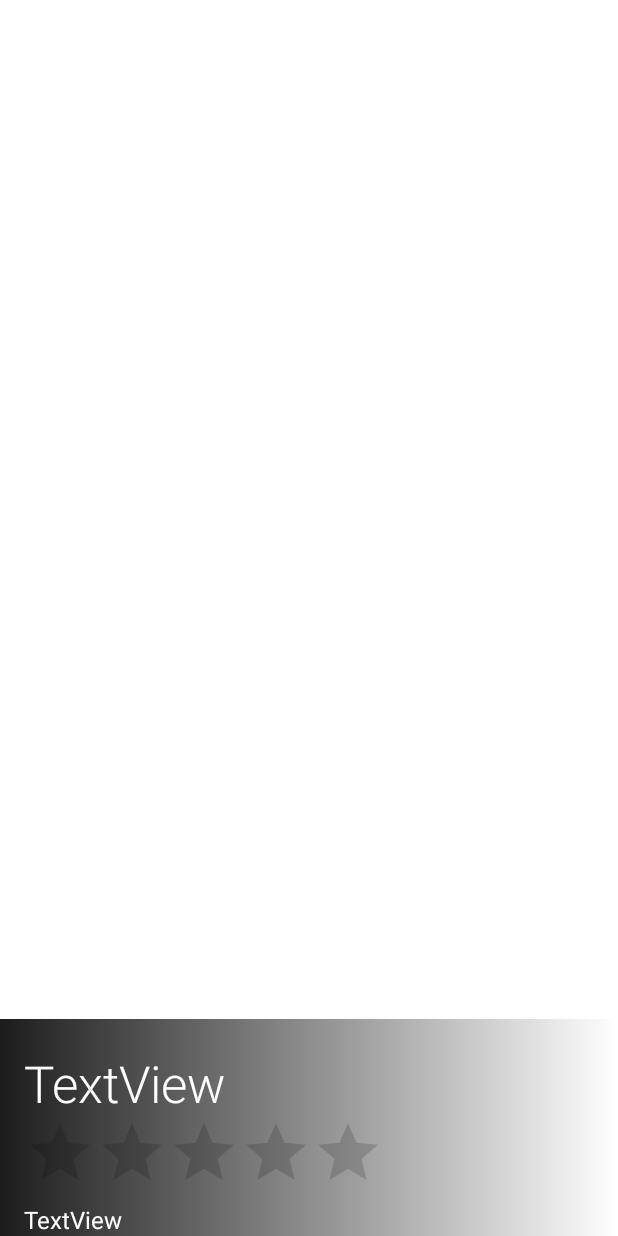
After one commit to changhoetyng/movie-listing-app, an Android app: the MovieDetails screen opened directly, with no data from a screen before it, on a phone screen of 412 x 824 dp. The commit adds this screen. Run offline under Robolectric (Android 15) with nearby library versions, the phone set to English and light mode, and no system bars; pictures from the network do not load.

Commit message:
movie app done

```diff
--- a/app/build.gradle
+++ b/app/build.gradle
@@ -40,9 +40,7 @@ dependencies {
 
     implementation 'androidx.core:core-ktx:1.3.2'
     implementation 'androidx.appcompat:appcompat:1.3.1'
-    implementation 'com.google.android.material:material:1.4.0'
     implementation 'androidx.constraintlayout:constraintlayout:2.1.0'
-    implementation "com.google.android.material:material:1.2.0";
     implementation 'androidx.navigation:navigation-fragment-ktx:2.3.5'
     implementation 'androidx.navigation:navigation-ui-ktx:2.3.5'
     implementation 'androidx.navigation:navigation-dynamic-features-fragment:2.3.5'
@@ -63,4 +61,7 @@ dependencies {
     // Glide
     implementation 'com.github.bumptech.glide:glide:4.12.0'
     annotationProcessor 'com.github.bumptech.glide:compiler:4.12.0'
+
+    //Material Design
+    implementation "com.google.android.material:material:1.4.0";
 }
--- /dev/null
+++ b/app/src/main/java/com/example/testingkotlin/MovieDetails.kt
@@ -0,0 +1,44 @@
+package com.example.testingkotlin
+
+import androidx.appcompat.app.AppCompatActivity
+import android.os.Bundle
+import android.util.Log
+import android.widget.ImageView
+import android.widget.RatingBar
+import android.widget.TextView
+import com.bumptech.glide.Glide
+import com.example.testingkotlin.models.MovieModel
+
+class MovieDetails : AppCompatActivity() {
+
+    var imageViewDetails: ImageView? = null
+    var titleDetails: TextView? = null
+    var descDetails: TextView? = null
+    var ratingBarDetails: RatingBar? = null
+
+    override fun onCreate(savedInstanceState: Bundle?) {
+        super.onCreate(savedInstanceState)
+        setContentView(R.layout.activity_movie_details)
+
+        imageViewDetails = findViewById(R.id.imageView_details)
+        titleDetails = findViewById(R.id.textView_title_details)
+        descDetails = findViewById(R.id.textView_desc_details)
+        ratingBarDetails = findViewById(R.id.ratingBar_details)
+
+        GetDataFromIntent()
+    }
+
+    private fun GetDataFromIntent() {
+        if (intent.hasExtra("movie")) {
+            val movieModel: MovieModel? = intent.getParcelableExtra("movie")
+            titleDetails?.text = movieModel?.title
+            descDetails?.text = movieModel?.overview
+            ratingBarDetails?.rating = (movieModel?.vote_average!! / 2)
+
+            Glide.with(this)
+                .load("https://image.tmdb.org/t/p/w500/"
+                        + movieModel.poster_path)
+                .into(imageViewDetails!!)
+        }
+    }
+}
--- a/app/src/main/java/com/example/testingkotlin/models/MovieModel.kt
+++ b/app/src/main/java/com/example/testingkotlin/models/MovieModel.kt
@@ -10,7 +10,7 @@ class MovieModel() : Parcelable{
     var movie_id: Int? = null
     var vote_average: Float? = null
     var overview: String? = null
-    var runtime: Int? = null
+    var original_language: String? = null
 
     constructor(parcel: Parcel) : this() {
         title = parcel.readString()
@@ -18,7 +18,7 @@ class MovieModel() : Parcelable{
         movie_id = parcel.readValue(Int::class.java.classLoader) as? Int
         vote_average = parcel.readValue(Float::class.java.classLoader) as? Float
         overview = parcel.readString()
-        runtime = parcel.readInt()
+        original_language = parcel.readString()
     }
 
     override fun writeToParcel(parcel: Parcel, flags: Int) {
@@ -27,6 +27,7 @@ class MovieModel() : Parcelable{
         parcel.writeValue(movie_id)
         parcel.writeValue(vote_average)
         parcel.writeString(overview)
+        parcel.writeString(original_language)
     }
 
     override fun describeContents(): Int {
--- a/app/src/main/java/com/example/testingkotlin/viewmodels/MovieListViewModel.kt
+++ b/app/src/main/java/com/example/testingkotlin/viewmodels/MovieListViewModel.kt
@@ -18,4 +18,8 @@ class MovieListViewModel() : ViewModel(){
     fun searchMovieApi(query: String, pageNumber: Int) {
         MovieRepository.searchMovieApi(query, pageNumber)
     }
+
+    fun searchNextPage() {
+        movieRepository.searchNextPage()
+    }
 }
--- /dev/null
+++ b/app/src/main/res/drawable/shadow_back.xml
@@ -0,0 +1,10 @@
+<?xml version="1.0" encoding="utf-8"?>
+<shape
+    xmlns:android="http://schemas.android.com/apk/res/android"
+    android:shape="rectangle">
+    <gradient
+        android:angle="0"
+        android:endColor="@android:color/transparent"
+        android:startColor="#E3000000"
+        />
+</shape>
--- /dev/null
+++ b/app/src/main/res/layout/activity_movie_details.xml
@@ -0,0 +1,66 @@
+<?xml version="1.0" encoding="utf-8"?>
+<androidx.constraintlayout.widget.ConstraintLayout xmlns:android="http://schemas.android.com/apk/res/android"
+    xmlns:app="http://schemas.android.com/apk/res-auto"
+    xmlns:tools="http://schemas.android.com/tools"
+    android:layout_width="match_parent"
+    android:layout_height="match_parent"
+    tools:context=".MovieDetails">
+
+    <ImageView
+        android:id="@+id/imageView_details"
+        android:layout_width="match_parent"
+        android:layout_height="match_parent"
+        app:layout_constraintEnd_toEndOf="parent"
+        app:layout_constraintHorizontal_bias="1.0"
+        app:layout_constraintStart_toStartOf="parent"
+        app:layout_constraintTop_toTopOf="parent"
+        tools:srcCompat="@tools:sample/avatars"
+        android:contentDescription="Movie poster"/>
+
+    <LinearLayout
+        android:layout_width="match_parent"
+        android:layout_height="wrap_content"
+        android:orientation="vertical"
+        android:paddingLeft="16dp"
+        android:background="@drawable/shadow_back"
+        app:layout_constraintBottom_toBottomOf="@+id/imageView_details"
+        app:layout_constraintEnd_toEndOf="parent"
+        app:layout_constraintStart_toStartOf="parent">
+
+        <TextView
+            android:id="@+id/textView_title_details"
+            android:layout_width="match_parent"
+            android:layout_height="wrap_content"
+            android:layout_marginTop="20dp"
+            android:fontFamily="sans-serif-light"
+            android:text="TextView"
+            android:textColor="@color/white"
+            android:textSize="34sp"
+            app:layout_constraintEnd_toEndOf="parent"
+            app:layout_constraintHorizontal_bias="1.00"
+            app:layout_constraintStart_toStartOf="parent"
+            app:layout_constraintTop_toBottomOf="@+id/imageView_details" />
+
+        <RatingBar
+            android:id="@+id/ratingBar_details"
+            android:layout_width="wrap_content"
+            android:layout_height="wrap_content"
+            app:layout_constraintEnd_toEndOf="parent"
+            app:layout_constraintHorizontal_bias="0.07"
+            app:layout_constraintStart_toStartOf="parent"
+            app:layout_constraintTop_toBottomOf="@+id/textView_title_details" />
+
+        <TextView
+            android:id="@+id/textView_desc_details"
+            android:layout_width="wrap_content"
+            android:layout_height="wrap_content"
+            android:text="TextView"
+            android:textColor="@color/white"
+            android:textSize="16sp"
+            app:layout_constraintEnd_toEndOf="parent"
+            app:layout_constraintHorizontal_bias="0.07"
+            app:layout_constraintStart_toStartOf="parent"
+            app:layout_constraintTop_toBottomOf="@+id/ratingBar_details" />
+
+    </LinearLayout>
+</androidx.constraintlayout.widget.ConstraintLayout>
--- a/app/src/main/res/values/themes.xml
+++ b/app/src/main/res/values/themes.xml
@@ -1,6 +1,6 @@
 <resources xmlns:tools="http://schemas.android.com/tools">
     <!-- Base application theme. -->
-    <style name="Theme.TestingKotlin" parent="Theme.MaterialComponents.DayNight.DarkActionBar">
+    <style name="Theme.TestingKotlin" parent="Theme.MaterialComponents.Light.NoActionBar">
         <!-- Primary brand color. -->
         <item name="colorPrimary">@color/purple_500</item>
         <item name="colorPrimaryVariant">@color/purple_700</item>
```
Also changed, not shown: app/src/main/AndroidManifest.xml (+7 -4 lines), app/src/main/java/com/example/testingkotlin/MovieListActivity.kt (+54 -6 lines), app/src/main/java/com/example/testingkotlin/adapters/MovieRecyclerView.kt (+9 -1 lines), app/src/main/java/com/example/testingkotlin/repositories/MovieRepository.kt (+8 -1 lines), app/src/main/res/layout/activity_main.xml (+23 -3 lines), app/src/main/res/layout/movie_list_item.xml (+8 -5 lines).
